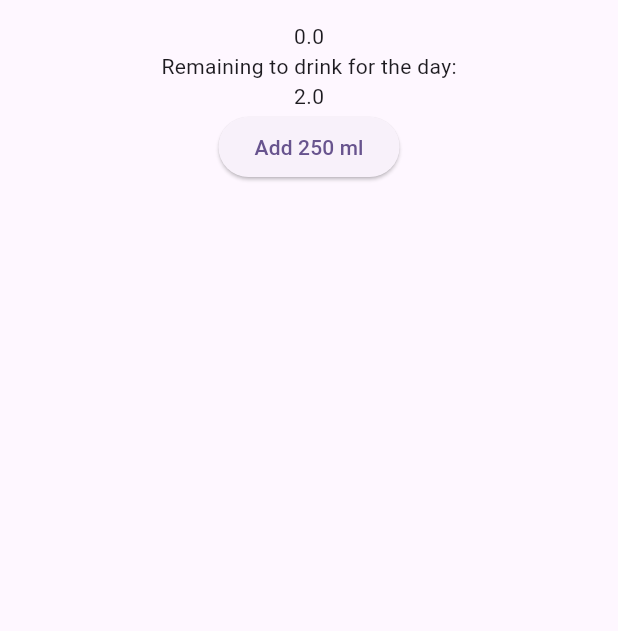
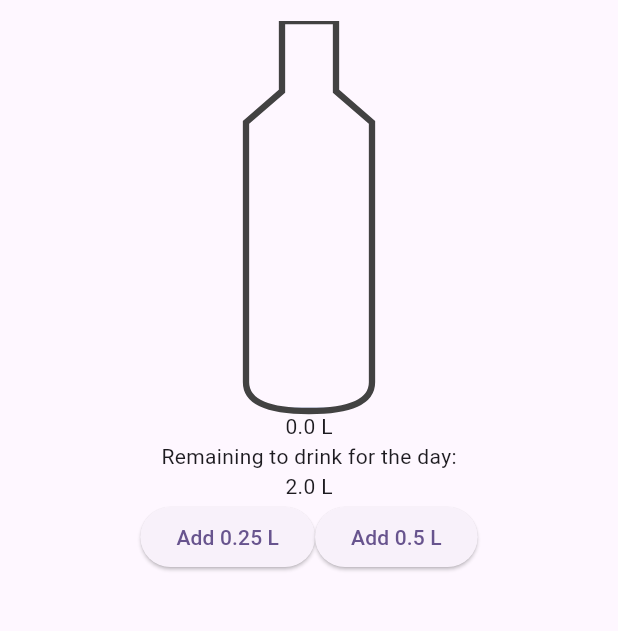
Before and after one commit to borohhov/half_full_mainor_project_2025, a Flutter app: the screen it shows after launch, on a phone screen of 412 x 824 dp, the part 63-694 px from its top. Run offline on Flutter 3.47's test engine with Material 3 defaults, Android fonts, the phone set to English and light mode, and no system bars.

Commit message:
Added basic functionality for consumption screen

```diff
--- a/lib/controllers/day_consumption_controller.dart
+++ b/lib/controllers/day_consumption_controller.dart
@@ -3,8 +3,8 @@ import '../models/day_consumption.dart';
 DayConsumption exampleDayConsumption = DayConsumption(DateTime.now(), 0, 2);
 
 class DayConsumptionController {
-  void addConsumption() {
-    exampleDayConsumption.consumption += 0.25;
+  void addConsumption(double consumption) {
+    exampleDayConsumption.consumption += consumption;
   }
 
   double remainingToDrink() {
--- /dev/null
+++ b/lib/utils/conversion.dart
@@ -0,0 +1,4 @@
+
+formatNumberToLiter(double consumption) {
+  return '$consumption L';
+}
--- /dev/null
+++ b/lib/views/bottle_view/water_bottle.dart
@@ -0,0 +1,151 @@
+import 'package:flutter/material.dart';
+
+class WaterBottle extends StatefulWidget {
+  const WaterBottle({
+    Key? key,
+    this.width = 120,
+    this.height = 240,
+    this.animationDuration = const Duration(milliseconds: 600),
+  }) : super(key: key);
+
+  final double width;
+  final double height;
+  final Duration animationDuration;
+
+  @override
+  WaterBottleState createState() => WaterBottleState();
+}
+
+class WaterBottleState extends State<WaterBottle> {
+  /// 0.0 – 1.0
+  double _level = 0.0;
+
+  /// Call this from outside to add water.
+  /// [amount] is in 0.0–1.0 range (e.g. 0.1 = +10%)
+  void addWater(double amount) {
+    setState(() {
+      _level = (_level + amount).clamp(0.0, 1.0);
+    });
+  }
+
+  /// You can also set explicitly if you want
+  void setLevel(double level) {
+    setState(() {
+      _level = level.clamp(0.0, 1.0);
+    });
+  }
+
+  @override
+  Widget build(BuildContext context) {
+    return SizedBox(
+      width: widget.width,
+      height: widget.height,
+      child: TweenAnimationBuilder<double>(
+        // TweenAnimationBuilder automatically animates
+        // from the old end value to the new end value.
+        tween: Tween<double>(begin: 0, end: _level),
+        duration: widget.animationDuration,
+        curve: Curves.easeInOut,
+        builder: (context, animatedLevel, child) {
+          return CustomPaint(
+            painter: _BottlePainter(fillLevel: animatedLevel),
+          );
+        },
+      ),
+    );
+  }
+}
+
+
+class _BottlePainter extends CustomPainter {
+  final double fillLevel; // 0.0 – 1.0
+
+  _BottlePainter({
+    required this.fillLevel,
+  });
+
+  @override
+  void paint(Canvas canvas, Size size) {
+    final double w = size.width;
+    final double h = size.height;
+    final double centerX = w / 2;
+
+    // Bottle proportions
+    final double neckWidth = w * 0.3;
+    final double bodyWidth = w * 0.7;
+    final double neckHeight = h * 0.18;
+    final double shoulderHeight = h * 0.08;
+    final double baseRadius = w * 0.16;
+
+    final double bodyTopY = neckHeight + shoulderHeight;
+    final double bodyBottomY = h;
+
+    // Bottle outline path
+    final Path bottlePath = Path()
+    // Left neck down
+      ..moveTo(centerX - neckWidth / 2, 0)
+      ..lineTo(centerX - neckWidth / 2, neckHeight)
+    // Left shoulder
+      ..lineTo(centerX - bodyWidth / 2, bodyTopY)
+    // Left body side
+      ..lineTo(centerX - bodyWidth / 2, bodyBottomY - baseRadius)
+    // Bottom left curve -> center
+      ..quadraticBezierTo(
+        centerX - bodyWidth / 2,
+        bodyBottomY,
+        centerX,
+        bodyBottomY,
+      )
+    // Bottom right curve -> right side
+      ..quadraticBezierTo(
+        centerX + bodyWidth / 2,
+        bodyBottomY,
+        centerX + bodyWidth / 2,
+        bodyBottomY - baseRadius,
+      )
+    // Right body side up
+      ..lineTo(centerX + bodyWidth / 2, bodyTopY)
+    // Right shoulder & neck
+      ..lineTo(centerX + neckWidth / 2, neckHeight)
+      ..lineTo(centerX + neckWidth / 2, 0)
+    // Top edge (cap)
+      ..lineTo(centerX - neckWidth / 2, 0)
+      ..close();
+
+    final Paint bottlePaint = Paint()
+      ..color = Colors.grey.shade800
+      ..style = PaintingStyle.stroke
+      ..strokeWidth = w * 0.035;
+
+    final Paint waterPaint = Paint()
+      ..color = Colors.blueAccent
+      ..style = PaintingStyle.fill;
+
+    // Compute water rect based on fillLevel (clamped 0–1)
+    final double clamped = fillLevel.clamp(0.0, 1.0);
+    final double bodyHeight = bodyBottomY - bodyTopY;
+    final double waterHeight = bodyHeight * clamped;
+
+    final double waterTop = bodyBottomY - waterHeight;
+    final Rect waterRect = Rect.fromLTRB(
+      centerX - bodyWidth / 2 + bottlePaint.strokeWidth,
+      waterTop,
+      centerX + bodyWidth / 2 - bottlePaint.strokeWidth,
+      bodyBottomY - bottlePaint.strokeWidth / 2,
+    );
+
+    // Clip to bottle shape, then draw water
+    canvas.save();
+    canvas.clipPath(bottlePath);
+    canvas.drawRect(waterRect, waterPaint);
+    canvas.restore();
+
+    // Draw outline on top
+    canvas.drawPath(bottlePath, bottlePaint);
+  }
+
+  @override
+  bool shouldRepaint(covariant _BottlePainter oldDelegate) {
+    return oldDelegate.fillLevel != fillLevel;
+  }
+}
--- a/lib/views/consumption_screen.dart
+++ b/lib/views/consumption_screen.dart
@@ -1,5 +1,7 @@
 import 'package:flutter/material.dart';
-import 'package:half_full/controllers/day_consumption_controller.dart';
+import 'package:half_full/utils/conversion.dart';
+import '../controllers/day_consumption_controller.dart';
+import 'bottle_view/water_bottle.dart';
 
 class ConsumptionScreen extends StatefulWidget {
   const ConsumptionScreen({super.key});
@@ -8,26 +10,55 @@ class ConsumptionScreen extends StatefulWidget {
   State<StatefulWidget> createState() {
     return ConsumptionScreenState();
   }
-
 }
 
 class ConsumptionScreenState extends State<ConsumptionScreen> {
   DayConsumptionController controller = DayConsumptionController();
+  final GlobalKey<WaterBottleState> _bottleKey = GlobalKey();
+
   @override
   Widget build(BuildContext context) {
     return Scaffold(
-      appBar: AppBar(title: Text("Half Full"),),
+      appBar: AppBar(
+        title: Text("Half Full"),
+      ),
       body: Center(
-        child: Column(children: [
-          Text(controller.getConsumption().consumption.toString()),
-          Text("Remaining to drink for the day:"),
-          Text(controller.remainingToDrink().toString()),
-          ElevatedButton(onPressed: () {
-            setState(() {
-              controller.addConsumption();
-            });
-          }, child: Text("Add 250 ml"))
-        ],),
+        child: Column(
+          crossAxisAlignment: CrossAxisAlignment.center,
+          children: [
+            WaterBottle(
+              key: _bottleKey,
+              width: 120,
+              height: 260,
+            ),
+            Text(formatNumberToLiter(controller.getConsumption().consumption)),
+            Text("Remaining to drink for the day:"),
+            Text(formatNumberToLiter(controller.remainingToDrink())),
+            Row(
+              mainAxisSize: MainAxisSize.min,
+              children: [
+                ElevatedButton(
+                    onPressed: () {
+                      setState(() {
+                        double bottleLevel = 0.25 / controller.remainingToDrink();
+                        controller.addConsumption(0.25);
+                        _bottleKey.currentState?.addWater(bottleLevel);
+                      });
+                    },
+                    child: Text("Add ${formatNumberToLiter(0.25)}")),
+                ElevatedButton(
+                    onPressed: () {
+                      setState(() {
+                        double bottleLevel = 0.5 / controller.remainingToDrink();
+                        controller.addConsumption(0.5);
+                        _bottleKey.currentState?.addWater(bottleLevel);
+                      });
+                    },
+                    child: Text("Add ${formatNumberToLiter(0.5)}"))
+              ],
+            )
+          ],
+        ),
       ),
     );
   }
```
